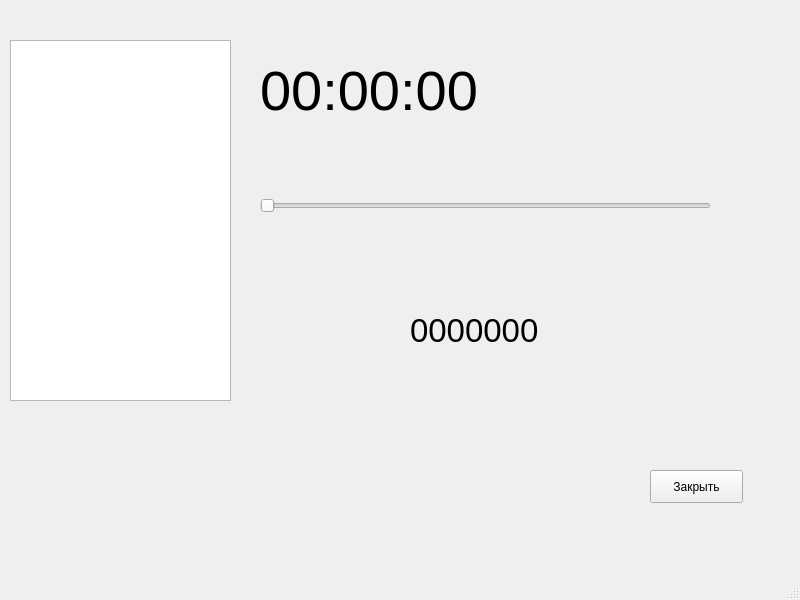
Before: the Qt Designer form src/mainwindow.ui in BalDim1971/AnalizStreamData, drawn with Qt 5.
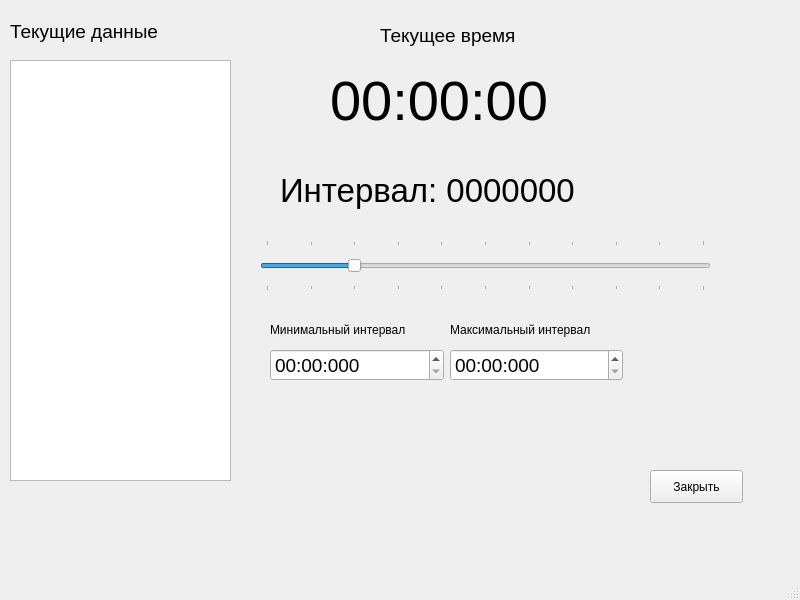
After: the same form once the commit is applied.

Commit message: Балашов Д.В. 1. Добавлено небольшое описание. 2. Новый файл головной. 3. Добавлены элементы вывода и настройки для окна генерации рандома.

What changed in the file:
```diff
--- a/src/mainwindow.ui
+++ b/src/mainwindow.ui
@@ -18,18 +18,18 @@
     <property name="geometry">
      <rect>
       <x>10</x>
-      <y>40</y>
+      <y>60</y>
       <width>221</width>
-      <height>361</height>
+      <height>421</height>
      </rect>
     </property>
    </widget>
    <widget class="QLabel" name="l_timer">
     <property name="geometry">
      <rect>
-      <x>260</x>
-      <y>50</y>
-      <width>291</width>
+      <x>330</x>
+      <y>60</y>
+      <width>281</width>
       <height>81</height>
      </rect>
     </property>
@@ -59,7 +59,7 @@
     <property name="geometry">
      <rect>
       <x>260</x>
-      <y>180</y>
+      <y>240</y>
       <width>451</width>
       <height>51</height>
      </rect>
@@ -71,19 +71,25 @@
      <number>5000</number>
     </property>
     <property name="value">
-     <number>1</number>
+     <number>1000</number>
     </property>
     <property name="orientation">
      <enum>Qt::Horizontal</enum>
     </property>
+    <property name="tickPosition">
+     <enum>QSlider::TicksBothSides</enum>
+    </property>
+    <property name="tickInterval">
+     <number>500</number>
+    </property>
    </widget>
    <widget class="QLabel" name="l_valueSlider">
     <property name="geometry">
      <rect>
-      <x>410</x>
-      <y>290</y>
-      <width>171</width>
-      <height>81</height>
+      <x>280</x>
+      <y>160</y>
+      <width>431</width>
+      <height>61</height>
      </rect>
     </property>
     <property name="font">
@@ -92,9 +98,109 @@
      </font>
     </property>
     <property name="text">
-     <string>0000000</string>
+     <string>Интервал: 0000000</string>
     </property>
    </widget>
+   <widget class="QLabel" name="L_Data">
+    <property name="geometry">
+     <rect>
+      <x>10</x>
+      <y>16</y>
+      <width>221</width>
+      <height>31</height>
+     </rect>
+    </property>
+    <property name="font">
+     <font>
+      <pointsize>14</pointsize>
+     </font>
+    </property>
+    <property name="text">
+     <string>Текущие данные</string>
+    </property>
+   </widget>
+   <widget class="QLabel" name="L_CurrentTime">
+    <property name="geometry">
+     <rect>
+      <x>380</x>
+      <y>20</y>
+      <width>161</width>
+      <height>31</height>
+     </rect>
+    </property>
+    <property name="font">
+     <font>
+      <pointsize>14</pointsize>
+     </font>
+    </property>
+    <property name="text">
+     <string>Текущее время</string>
+    </property>
+   </widget>
+   <widget class="QWidget" name="">
+    <property name="geometry">
+     <rect>
+      <x>270</x>
+      <y>316</y>
+      <width>353</width>
+      <height>65</height>
+     </rect>
+    </property>
+    <layout class="QHBoxLayout" name="horizontalLayout">
+     <item>
+      <layout class="QVBoxLayout" name="verticalLayout">
+       <item>
+        <widget class="QLabel" name="L_MinInterval">
+         <property name="text">
+          <string>Минимальный интервал</string>
+         </property>
+        </widget>
+       </item>
+       <item>
+        <widget class="QTimeEdit" name="TE_MinInterval">
+         <property name="font">
+          <font>
+           <pointsize>14</pointsize>
+          </font>
+         </property>
+         <property name="currentSection">
+          <enum>QDateTimeEdit::MSecSection</enum>
+         </property>
+         <property name="displayFormat">
+          <string>mm:ss:zzz</string>
+         </property>
+        </widget>
+       </item>
+      </layout>
+     </item>
+     <item>
+      <layout class="QVBoxLayout" name="verticalLayout_2">
+       <item>
+        <widget class="QLabel" name="L_MaxInterval">
+         <property name="text">
+          <string>Максимальный интервал</string>
+         </property>
+        </widget>
+       </item>
+       <item>
+        <widget class="QTimeEdit" name="TE_MaxInterval">
+         <property name="font">
+          <font>
+           <pointsize>14</pointsize>
+          </font>
+         </property>
+         <property name="currentSection">
+          <enum>QDateTimeEdit::MSecSection</enum>
+         </property>
+         <property name="displayFormat">
+          <string>mm:ss:zzz</string>
+         </property>
+        </widget>
+       </item>
+      </layout>
+     </item>
+    </layout>
+   </widget>
   </widget>
   <widget class="QMenuBar" name="menubar">
    <property name="geometry">
```
Left out of the diff: 10 changed lines with no effect on the pictures. The commit also changes 4 other files.
